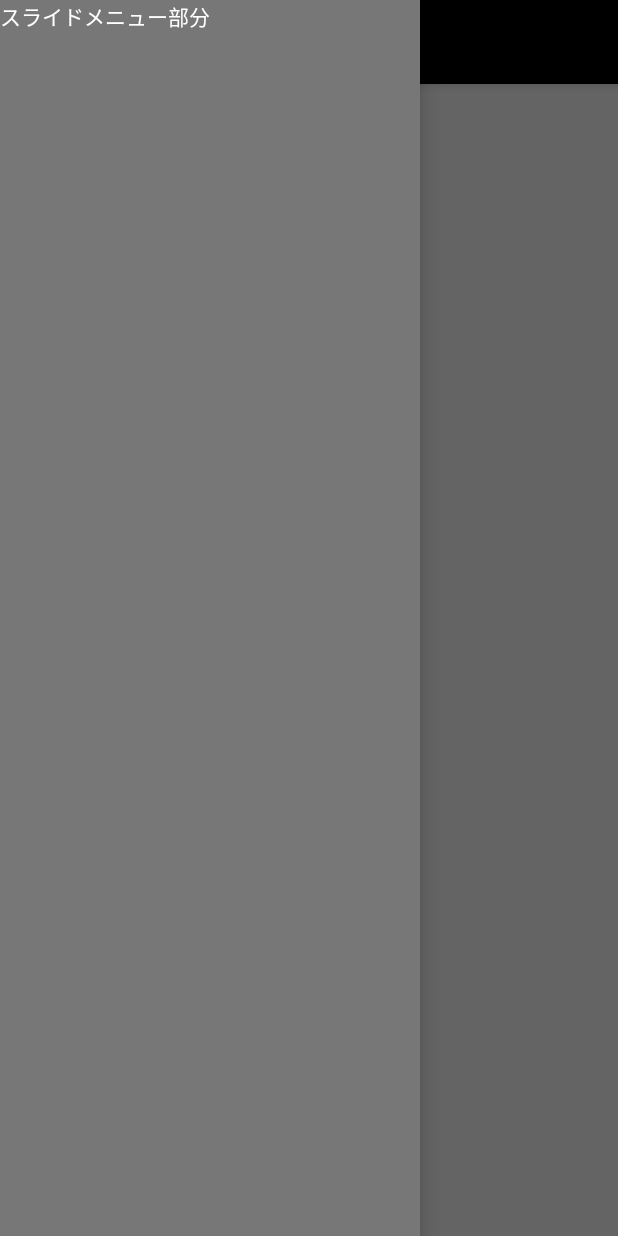
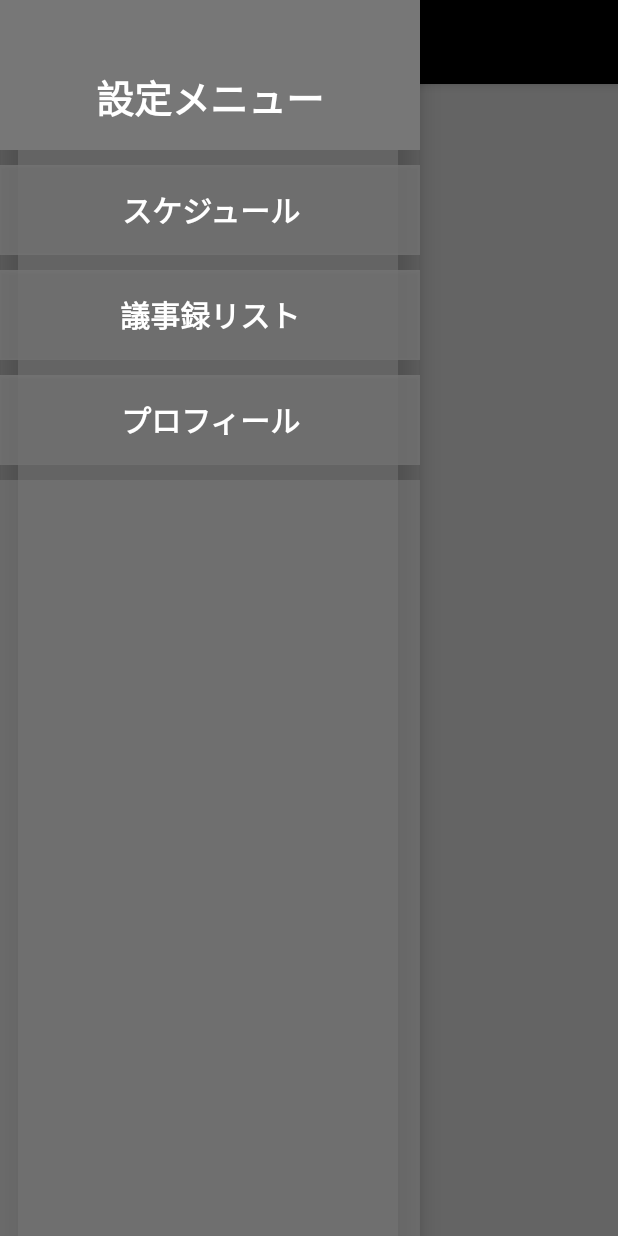
Before and after one commit to kotaro-matsui/MEECOS, an Android app: the screen it shows after launch (MainActivity), with the side drawer open, on a phone screen of 412 x 824 dp. Run offline under Robolectric (Android 15) with nearby library versions, the phone set to English and light mode, and no system bars; our stand-ins replace navigation-ui; 3 statements that could not run were skipped.

Commit message:
スライドメニュー(枠のみ)

```diff
--- a/app/src/main/java/com/example/meecos/Activity/MainActivity.kt
+++ b/app/src/main/java/com/example/meecos/Activity/MainActivity.kt
@@ -17,11 +17,12 @@ import com.example.meecos.R
 class MainActivity : AppCompatActivity() {
 
     private lateinit var appBarConfiguration: AppBarConfiguration
+    private lateinit var toolbar: Toolbar
 
     override fun onCreate(savedInstanceState: Bundle?) {
         super.onCreate(savedInstanceState)
         setContentView(R.layout.activity_main)
-        val toolbar: Toolbar = findViewById(R.id.toolbar)
+        this.toolbar = findViewById(R.id.toolbar)
         setSupportActionBar(toolbar)
 
         val drawerLayout: DrawerLayout = findViewById(R.id.drawer_layout)
@@ -47,4 +48,12 @@ class MainActivity : AppCompatActivity() {
         fragmentTransaction.replace(R.id.nav_host_fragment, fragment)
         fragmentTransaction.commit()
     }
+
+    fun setTitle (title: String) {
+        this.toolbar.title = title
+    }
+
+    fun setSubTitle (subtitle: String) {
+        this.toolbar.title = subtitle
+    }
 }
--- a/app/src/main/java/com/example/meecos/ui/home/HomeFragment.kt
+++ b/app/src/main/java/com/example/meecos/ui/home/HomeFragment.kt
@@ -4,7 +4,6 @@ import android.os.Bundle
 import android.view.LayoutInflater
 import android.view.View
 import android.view.ViewGroup
-import androidx.fragment.app.Fragment
 import com.example.meecos.R
 import com.example.meecos.ui.Base.BaseFragment
 
--- a/app/src/main/res/layout/activity_main.xml
+++ b/app/src/main/res/layout/activity_main.xml
@@ -18,19 +18,90 @@
         android:layout_width="wrap_content"
         android:layout_height="match_parent"
         android:layout_gravity="start"
+        android:background="@color/clear"
         android:fitsSystemWindows="true">
 
         <LinearLayout
             android:layout_width="match_parent"
             android:layout_height="match_parent"
-            android:background="@color/gray">
+            android:orientation="vertical">
 
+            <RelativeLayout
+                android:layout_width="match_parent"
+                android:layout_height="100dp"
+                android:background="@color/gray"
+                android:gravity="center">
 
-            <TextView
+                <TextView
+                    android:layout_width="match_parent"
+                    android:layout_height="wrap_content"
+                    android:gravity="center"
+                    android:layout_marginTop="30dp"
+                    android:text="設定メニュー"
+                    android:textColor="@color/white"
+                    android:textSize="25dp"
+                    android:textStyle="bold"/>
+
+            </RelativeLayout>
+
+            <LinearLayout
+                android:layout_marginTop="10dp"
+                android:layout_width="match_parent"
+                android:layout_height="60dp"
+                android:background="@color/clear_gray">
+
+                <Button
+                    android:layout_width="match_parent"
+                    android:layout_height="match_parent"
+                    android:background="@color/clear_gray"
+                    android:text="スケジュール"
+                    android:textSize="20dp"
+                    android:textColor="@color/white"
+                    android:textStyle="bold"/>
+
+            </LinearLayout>
+
+            <LinearLayout
+                android:layout_marginTop="10dp"
+                android:layout_width="match_parent"
+                android:layout_height="60dp"
+                android:background="@color/clear_gray">
+
+                <Button
+                    android:layout_width="match_parent"
+                    android:layout_height="match_parent"
+                    android:background="@color/clear_gray"
+                    android:text="議事録リスト"
+                    android:textSize="20dp"
+                    android:textColor="@color/white"
+                    android:textStyle="bold"/>
+
+            </LinearLayout>
+
+            <LinearLayout
+                android:layout_marginTop="10dp"
+                android:layout_width="match_parent"
+                android:layout_height="60dp"
+                android:background="@color/clear_gray">
+
+                <Button
+                    android:layout_width="match_parent"
+                    android:layout_height="match_parent"
+                    android:background="@color/clear_gray"
+                    android:text="プロフィール"
+                    android:textSize="20dp"
+                    android:textColor="@color/white"
+                    android:textStyle="bold"/>
+
+            </LinearLayout>
+
+            <LinearLayout
+                android:layout_marginTop="10dp"
                 android:layout_width="match_parent"
                 android:layout_height="match_parent"
-                android:text="スライドメニュー部分"
-                android:textColor="@color/white"/>
+                android:background="@color/clear_gray">
+
+            </LinearLayout>
 
         </LinearLayout>
 
--- a/app/src/main/res/navigation/mobile_navigation.xml
+++ b/app/src/main/res/navigation/mobile_navigation.xml
@@ -8,7 +8,6 @@
     <fragment
         android:id="@+id/nav_home"
         android:name="com.example.meecos.ui.home.HomeFragment"
-
         tools:layout="@layout/fragment_home" />
 
 <!--    android:label="@string/menu_home"-->
--- a/app/src/main/res/values/colors.xml
+++ b/app/src/main/res/values/colors.xml
@@ -6,4 +6,6 @@
     <color name="black">#000000</color>
     <color name="white">#FFFFFF</color>
     <color name="gray">#777777</color>
+    <color name="clear">#00FFFFFF</color>
+    <color name="clear_gray">#99777777</color>
 </resources>
```
Also changed, not shown: app/src/main/res/menu/activity_main_drawer.xml (deleted, +0 -38 lines).
